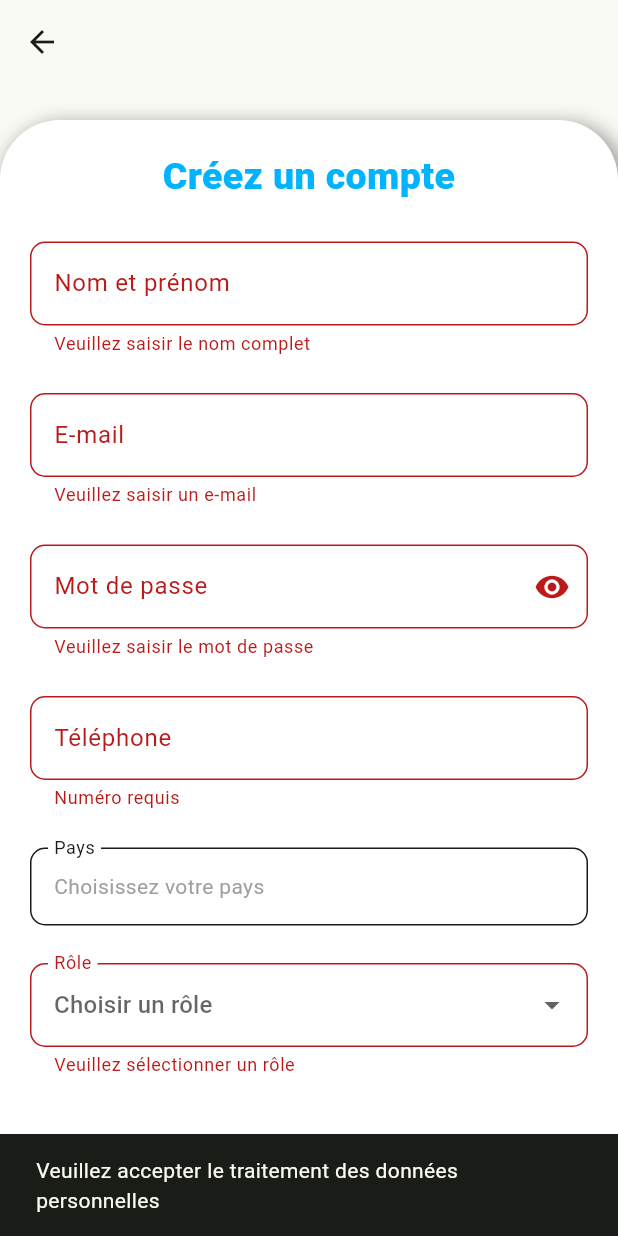
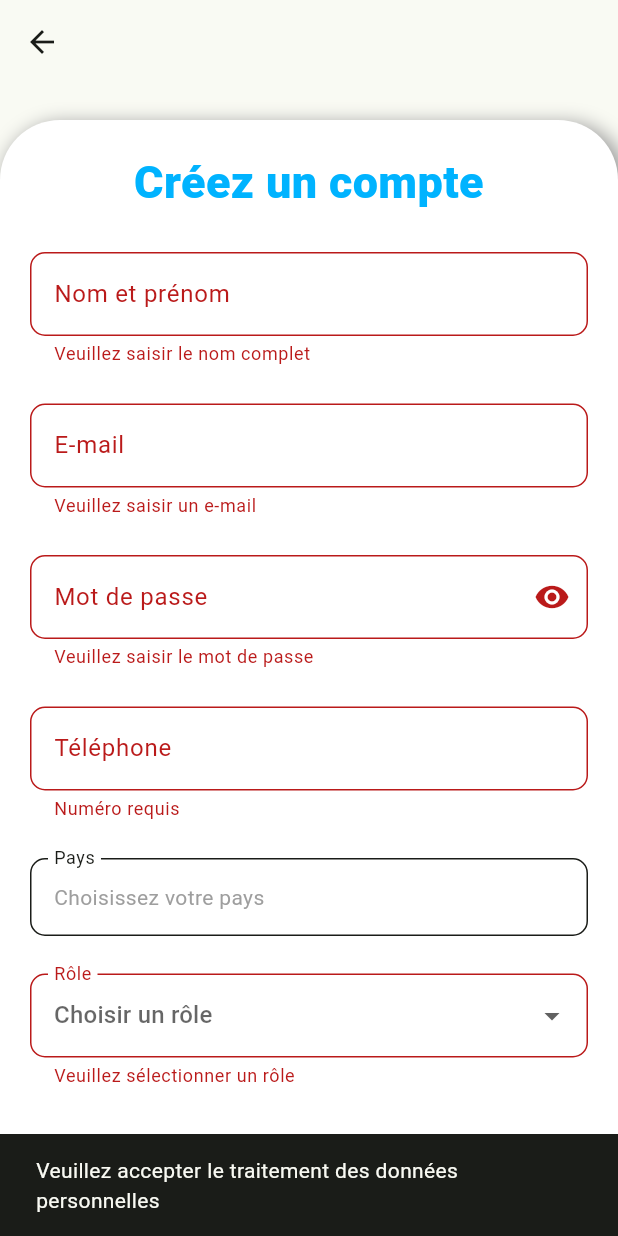
Before and after one commit to yvezzz/mapmyhome, a Flutter app: the EcranInscription screen opened directly, after a tap on "S'inscrire", on a phone screen of 412 x 824 dp. Run offline on Flutter 3.47's test engine with Material 3 defaults, Android fonts, the light colour scheme and no system bars; our stand-ins replace cloud_firestore, country_picker, firebase_auth, firebase_core, icons_plus; missing offline and left inert: firebase_app_check; accounts and stored records are empty.

Commit message:
Mise à jour de l'inscription et AppCheck Firebase

```diff
--- a/lib/main.dart
+++ b/lib/main.dart
@@ -10,12 +10,12 @@ import 'firebase_options.dart';
 void main() async {
   WidgetsFlutterBinding.ensureInitialized();
 
-  // 🔐 Initialisation de Firebase avec options générées par flutterfire configure
+  //  Initialisation de Firebase avec options générées par flutterfire configure
   await Firebase.initializeApp(
     options: DefaultFirebaseOptions.currentPlatform,
   );
 
-  // ✅ Activation de App Check (debug ici, mais à remplacer en prod)
+  //  Activation de App Check (debug ici, mais à remplacer en prod)
   await FirebaseAppCheck.instance.activate(
     androidProvider: AndroidProvider.debug,
     // webRecaptchaSiteKey: '...' // optionnel pour web
@@ -36,7 +36,7 @@ class MyApp extends StatelessWidget {
       initialRoute: '/',
       routes: {
         '/': (context) => SplashScreen(),
-        '/home': (context) => MapPage(),
+        '/home': (context) => const MapPage(),
         '/login': (context) => const EcranConnexion(),
       },
     );
--- a/lib/screens/ecran_inscription.dart
+++ b/lib/screens/ecran_inscription.dart
@@ -17,6 +17,8 @@ class _EcranInscriptionState extends State<EcranInscription> {
   final _formEcranInscriptionKey = GlobalKey<FormState>();
   final mailController = TextEditingController();
   final mdpController = TextEditingController();
+  final phoneController = TextEditingController();
+  final fullNameController = TextEditingController();
 
   bool agreePersonalData = false;
   bool _obscureText = true;
@@ -33,13 +35,32 @@ class _EcranInscriptionState extends State<EcranInscription> {
   Future<void> _handleInscription() async {
     if (_formEcranInscriptionKey.currentState!.validate() &&
         agreePersonalData) {
+      _showLoadingDialog(); // Affiche le loader
+
       try {
         final auth = FirebaseAuth.instance;
 
-        await auth.createUserWithEmailAndPassword(
-          email: mailController.text.trim(),
-          password: mdpController.text.trim(),
-        );
+        UserCredential userCredential = await auth
+            .createUserWithEmailAndPassword(
+              email: mailController.text.trim(),
+              password: mdpController.text.trim(),
+            );
+
+        // Enregistrement des infos supplémentaires dans Firestore
+        await FirebaseFirestore.instance
+            .collection('utilisateurs')
+            .doc(userCredential.user!.uid)
+            .set({
+              'nom_complet': fullNameController.text.trim(),
+              'email': mailController.text.trim(),
+              'role': selectedRole,
+              'pays': selectedCountry,
+              'telephone':
+                  phoneController.text
+                      .trim(), // Récupère si tu as un controller
+              'uid': userCredential.user!.uid,
+            });
+        Navigator.pop(context); // Ferme le loader
 
         ScaffoldMessenger.of(
           context,
@@ -50,6 +71,8 @@ class _EcranInscriptionState extends State<EcranInscription> {
           MaterialPageRoute(builder: (e) => const EcranConnexion()),
         );
       } on FirebaseAuthException catch (e) {
+        Navigator.pop(context); // Ferme le loader
+
         String message = "Une erreur est survenue.";
         if (e.code == 'email-already-in-use') {
           message = "Cet e-mail est déjà utilisé.";
@@ -117,14 +140,13 @@ class _EcranInscriptionState extends State<EcranInscription> {
                       Center(
                         child: Text(
                           'Créez un compte',
+                          style: TextStyle(
+                            fontSize: 30.0,
+                            fontWeight: FontWeight.w900,
+                            color: lightColorScheme.primary,
+                          ),
                           textAlign: TextAlign.center,
-                          style: TextStyle(
-                            fontSize: 25.0,
-                            fontWeight: FontWeight.w800,
-                            color:
-                                lightColorScheme
-                                    .primary,
-                          ),
+
                         ),
                       ),
 
@@ -132,6 +154,7 @@ class _EcranInscriptionState extends State<EcranInscription> {
 
                       // Nom complet
                       TextFormField(
+                        controller: fullNameController,
                         decoration: InputDecoration(
                           label: const Text('Nom et prénom'),
                           hintText: 'Entrez le nom complet',
@@ -209,6 +232,7 @@ class _EcranInscriptionState extends State<EcranInscription> {
 
                       // Téléphone
                       TextFormField(
+                        controller: phoneController,
                         keyboardType: TextInputType.phone,
                         decoration: InputDecoration(
                           label: const Text('Téléphone'),
@@ -302,7 +326,7 @@ class _EcranInscriptionState extends State<EcranInscription> {
                                   agreePersonalData = val!;
                                 }),
                           ),
-                          Expanded(
+                          Flexible(
                             child: Wrap(
                               children: [
                                 const Text("J'accepte le traitement des "),
@@ -353,6 +377,7 @@ class _EcranInscriptionState extends State<EcranInscription> {
                           Logo(Logos.google),
                           Logo(Logos.apple),
                           Logo(Logos.facebook_f),
+                          Logo(Logos.twitter),
                         ],
                       ),
                       const SizedBox(height: 25),
@@ -392,4 +417,17 @@ class _EcranInscriptionState extends State<EcranInscription> {
       ),
     );
   }
+
+  void _showLoadingDialog() {
+    showDialog(
+      context: context,
+      barrierDismissible: false,
+      builder:
+          (context) => const Dialog(
+            backgroundColor: Colors.transparent,
+            elevation: 0,
+            child: Center(child: CircularProgressIndicator()),
+          ),
+    );
+  }
 }
--- a/lib/screens/map_page.dart
+++ b/lib/screens/map_page.dart
@@ -43,7 +43,7 @@ class _MapPageState extends State<MapPage> {
                           if (context.mounted) {
                             Navigator.pushReplacementNamed(
                               context,
-                              '/login',
+                              '/',
                             );
                           }
                         },
--- a/pubspec.yaml
+++ b/pubspec.yaml
@@ -60,6 +60,8 @@ dependencies:
   # État (choisir un)
   provider: ^6.1.2
   firebase_analytics: ^11.5.2
+  bloc: ^9.0.0
+  flutter_bloc: ^9.1.1
   # flutter_riverpod: ^3.0.0
 
 dev_dependencies:
```
Also changed, not shown: lib/screens/admin.dart (+23 -4 lines), lib/screens/client.dart (+57 -23 lines), lib/screens/proprietaire.dart (+55 -25 lines), lib/widgets/responsive.dart (added), pubspec.lock.
